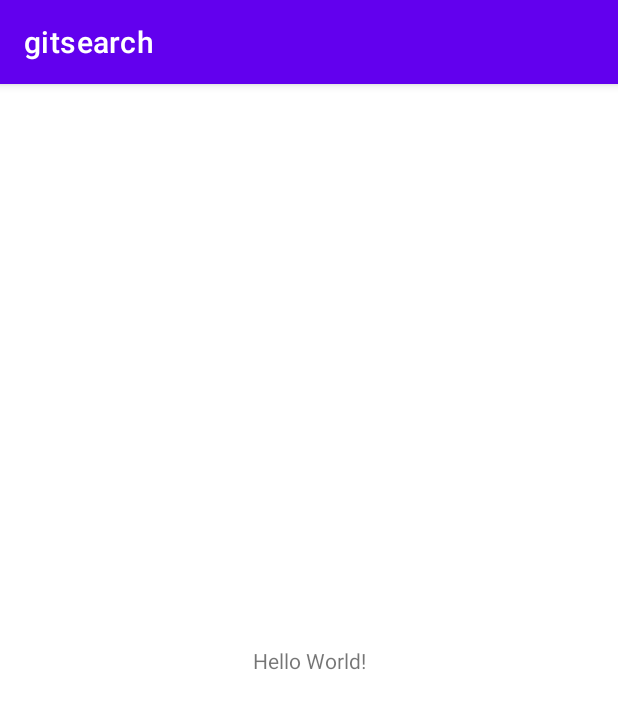
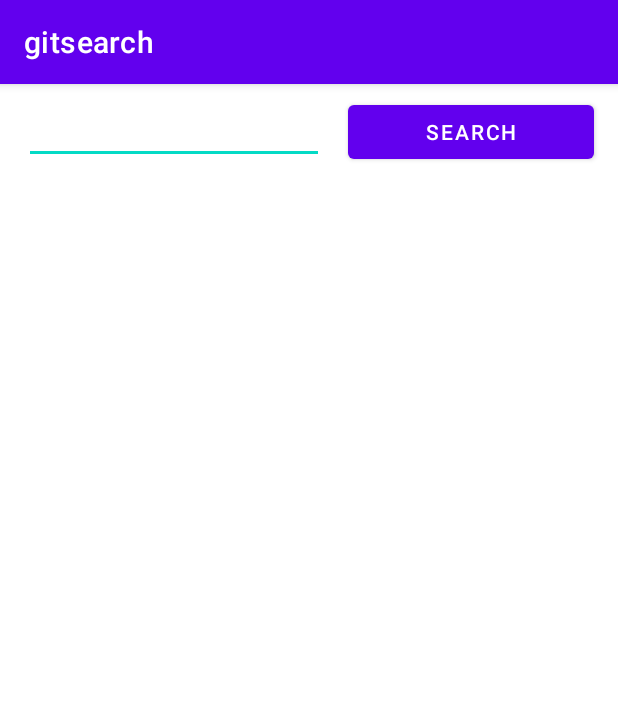
Before and after one commit to xzpw/gitsearch, an Android app: the screen it shows after launch (MainActivity), on a phone screen of 412 x 824 dp. Shown: the top 709 px of the screen. Run offline under Robolectric (Android 15) with nearby library versions, the phone set to English and light mode, and no system bars.

```diff
--- a/app/src/main/java/com/dm/gitsearch/ui/MainActivity.kt
+++ b/app/src/main/java/com/dm/gitsearch/ui/MainActivity.kt
@@ -3,19 +3,29 @@ package com.dm.gitsearch.ui
 import androidx.appcompat.app.AppCompatActivity
 import android.os.Bundle
 import android.util.Log
+import androidx.recyclerview.widget.LinearLayoutManager
 import com.dm.gitsearch.R
+import kotlinx.android.synthetic.main.activity_main.*
 import org.koin.android.viewmodel.ext.android.viewModel
 
 
 class MainActivity : AppCompatActivity() {
     val viewModel: GitViewModel by viewModel()
+    val adapter = GitAdapter()
 
     override fun onCreate(savedInstanceState: Bundle?) {
         super.onCreate(savedInstanceState)
         setContentView(R.layout.activity_main)
-        viewModel.getSearchData("cs")
+        list.layoutManager = LinearLayoutManager(this)
+        list.adapter = adapter
+
         viewModel.dataLiveData.observe(this) {
             Log.d("mylog","${it.size}")
+            adapter.setGitData(it)
+        }
+
+        button.setOnClickListener {
+            viewModel.getSearchData(editText.text.toString())
         }
     }
 }
--- a/app/src/main/res/layout/activity_main.xml
+++ b/app/src/main/res/layout/activity_main.xml
@@ -6,13 +6,36 @@
     android:layout_height="match_parent"
     tools:context=".ui.MainActivity">
 
-    <TextView
-        android:layout_width="wrap_content"
+    <EditText
+        android:id="@+id/editText"
+        android:layout_width="200dp"
         android:layout_height="wrap_content"
-        android:text="Hello World!"
-        app:layout_constraintBottom_toBottomOf="parent"
-        app:layout_constraintLeft_toLeftOf="parent"
-        app:layout_constraintRight_toRightOf="parent"
+        android:layout_marginStart="16dp"
+        android:layout_marginTop="8dp"
+        android:text=""
+        app:layout_constraintStart_toStartOf="parent"
         app:layout_constraintTop_toTopOf="parent" />
 
+    <androidx.recyclerview.widget.RecyclerView
+        android:id="@+id/list"
+        android:layout_width="match_parent"
+        android:layout_height="0dp"
+        android:layout_marginTop="24dp"
+        android:layout_marginBottom="24dp"
+        app:layout_constraintBottom_toBottomOf="parent"
+        app:layout_constraintEnd_toEndOf="parent"
+        app:layout_constraintStart_toStartOf="parent"
+        app:layout_constraintTop_toBottomOf="@+id/editText" />
+
+    <Button
+        android:id="@+id/button"
+        android:layout_width="0dp"
+        android:layout_height="wrap_content"
+        android:layout_marginStart="16dp"
+        android:layout_marginTop="8dp"
+        android:layout_marginEnd="16dp"
+        android:text="Search"
+        app:layout_constraintEnd_toEndOf="parent"
+        app:layout_constraintStart_toEndOf="@+id/editText"
+        app:layout_constraintTop_toTopOf="parent" />
 </androidx.constraintlayout.widget.ConstraintLayout>
```
Also changed, not shown: app/src/main/java/com/dm/gitsearch/ui/GitAdapter.kt (added, +36 -0 lines), app/src/main/res/layout/gitrepo_item.xml (added, +12 -0 lines).
